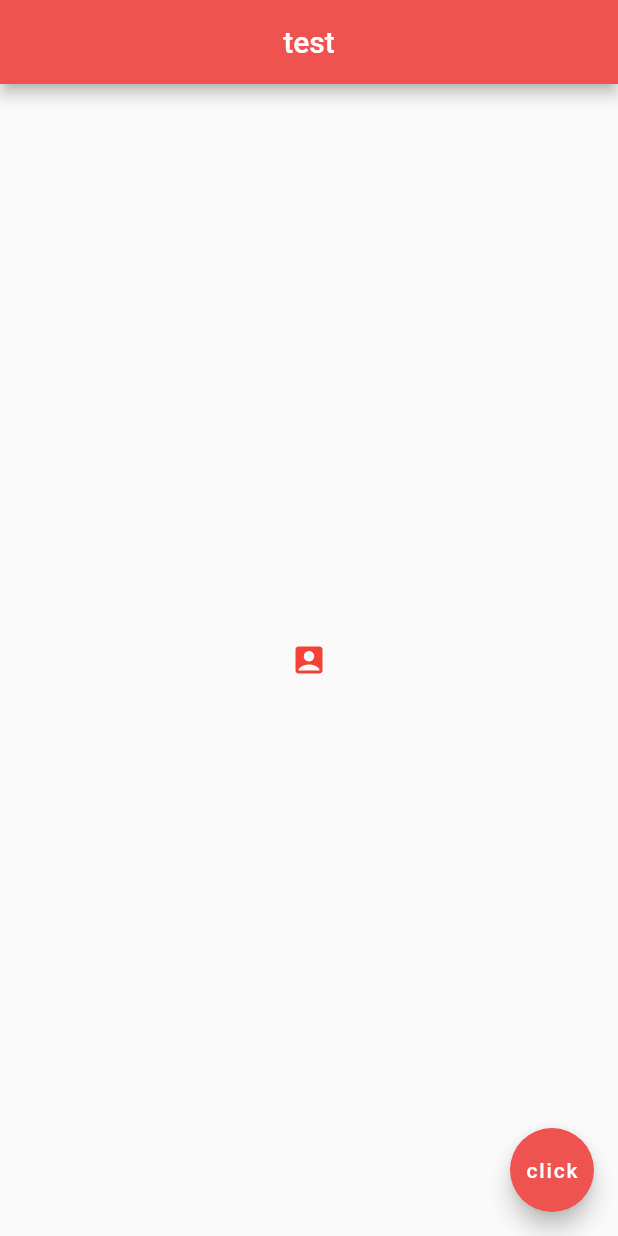
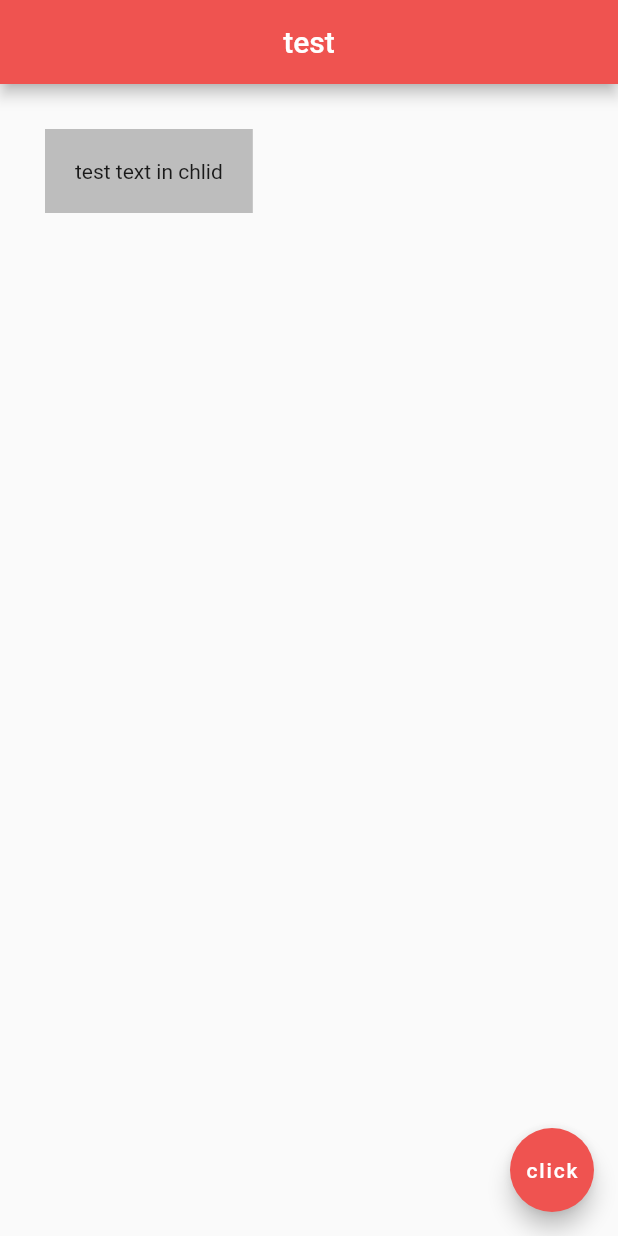
Before and after one commit to 9mudontwork/MyFirstFlutter, a Flutter app: the screen it shows after launch, on a phone screen of 412 x 824 dp. Run offline on Flutter 3.47's test engine with Material 2 defaults, Android fonts, the phone set to English and light mode, and no system bars.

Commit message:
ทดสอบ container, pading, margin

```diff
--- a/lib/main.dart
+++ b/lib/main.dart
@@ -11,19 +11,11 @@ class Home extends StatelessWidget {
         centerTitle: true,
         backgroundColor: Colors.red[400],
       ),
-      body: Center(
-        child: IconButton(
-          onPressed: () {},
-          icon: Icon(Icons.account_box),
-          color: Colors.red
-        ),
-        // child: RaisedButton.icon(
-        //   onPressed: () {
-        //     print('test print from click');
-        //   },
-        //   icon: Icon(Icons.account_box),
-        //   label: Text('Click'),
-        // ),
+      body: Container(
+        color: Colors.grey[400],
+        padding: EdgeInsets.fromLTRB(20, 20, 20, 20),
+        margin: EdgeInsets.all(30),
+        child: Text('test text in chlid'),
       ),
       floatingActionButton: FloatingActionButton(
         onPressed: () {},
```
